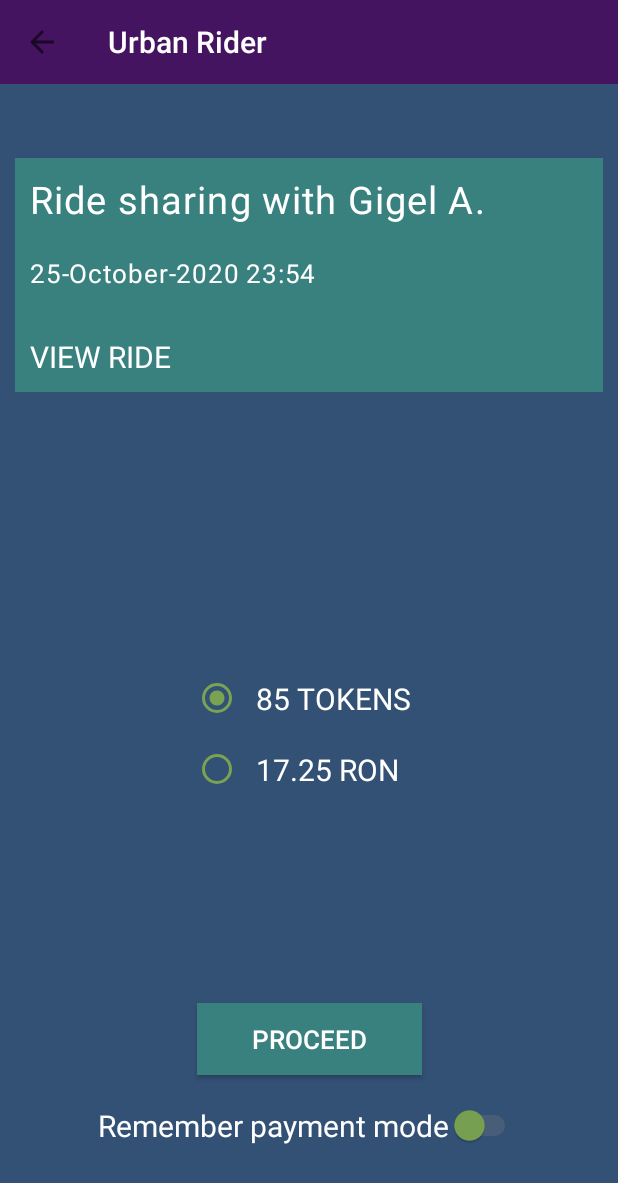
After one commit to MarcusGitAccount/ECHIPA__12__PIU__2020, an Android app: the RidePayment screen opened directly, with no data from a screen before it, on a phone screen of 412 x 824 dp. The commit adds this screen. Shown: the top 1183 px of the screen. Run offline under Robolectric (Android 15) with nearby library versions, the phone set to English and light mode, and no system bars.

Commit message:
Task 5 (#12)
Co-authored-by: Marcus Pop <mpop@monrtan.com>

```diff
--- a/UrbanRider/app/src/main/java/com/piu/urbanrider/MainActivity.kt
+++ b/UrbanRider/app/src/main/java/com/piu/urbanrider/MainActivity.kt
@@ -4,6 +4,8 @@ import androidx.appcompat.app.AppCompatActivity
 import android.os.Bundle
 
 class MainActivity : AppCompatActivity() {
+
+
     override fun onCreate(savedInstanceState: Bundle?) {
         super.onCreate(savedInstanceState)
         setContentView(R.layout.activity_login)
--- /dev/null
+++ b/UrbanRider/app/src/main/java/com/piu/urbanrider/RidePayment.kt
@@ -0,0 +1,73 @@
+package com.piu.urbanrider
+
+import android.content.Intent
+import androidx.appcompat.app.AppCompatActivity
+import android.os.Bundle
+import android.view.View
+import android.widget.Button
+import androidx.appcompat.app.ActionBarDrawerToggle
+import androidx.appcompat.widget.Toolbar
+import androidx.core.content.ContextCompat
+import androidx.drawerlayout.widget.DrawerLayout
+import androidx.recyclerview.widget.LinearLayoutManager
+import androidx.recyclerview.widget.RecyclerView
+import com.piu.urbanrider.adapters.DrawerOptionAdapter
+import com.piu.urbanrider.models.DrawerOptions
+import com.piu.urbanrider.models.MainModalData
+
+class RidePayment : AppCompatActivity() {
+
+    private lateinit var navigationDrawer: DrawerLayout
+
+    private lateinit var toolbar: Toolbar
+
+    private lateinit var toggle: ActionBarDrawerToggle
+
+    private lateinit var drawerOptionAdapter: DrawerOptionAdapter
+
+    override fun onCreate(savedInstanceState: Bundle?) {
+        super.onCreate(savedInstanceState)
+        setContentView(R.layout.activity_ride_payment)
+
+        this.navigationDrawer = findViewById(R.id.drawer_layout)
+        this.setupToolbar()
+        this.setupToggle()
+        this.setupDrawerOptions()
+
+        findViewById<Button>(R.id.ride_payment_card_details_proceed_btn).setOnClickListener() {
+            val intent = Intent(this, UserMapsActivity::class.java)
+
+            intent.putExtra(UserMapsActivity.INTENT_EXTRA_NOTIFICATION, MainModalData(
+                "Payment fulfilled", "You will receive the receipt through e-mail"))
+            ContextCompat.startActivity(this, intent, null)
+        }
+    }
+
+    fun onRadioButtonClicked(view: View) {
+
+    }
+
+    private fun setupDrawerOptions() {
+        val drawerOptionsRecyclerRef = findViewById<RecyclerView>(R.id.drawer_options_rv)
+        this.drawerOptionAdapter = DrawerOptionAdapter(this@RidePayment, DrawerOptions().getDrawerOptions())
+        drawerOptionsRecyclerRef.adapter = this.drawerOptionAdapter
+        drawerOptionsRecyclerRef.layoutManager = LinearLayoutManager(this)
+    }
+
+    private fun setupToolbar() {
+        this.toolbar = findViewById(R.id.main_toolbar)
+        setSupportActionBar(toolbar)
+        supportActionBar?.setDisplayHomeAsUpEnabled(true)
+        supportActionBar?.setHomeButtonEnabled(true)
+    }
+
+    private fun setupToggle() {
+        this.toggle = ActionBarDrawerToggle(
+            this,
+            this.navigationDrawer,
+            this.toolbar,
+            R.string.open,
+            R.string.close
+        )
+    }
+}
--- a/UrbanRider/app/src/main/java/com/piu/urbanrider/UserMapsActivity.kt
+++ b/UrbanRider/app/src/main/java/com/piu/urbanrider/UserMapsActivity.kt
@@ -1,8 +1,14 @@
 package com.piu.urbanrider
 
+import android.annotation.SuppressLint
 import androidx.appcompat.app.AppCompatActivity
 import android.os.Bundle
+import android.view.LayoutInflater
+import android.widget.Button
+import android.widget.TextView
+import android.widget.Toast
 import androidx.appcompat.app.ActionBarDrawerToggle
+import androidx.appcompat.app.AlertDialog
 import androidx.appcompat.widget.ActionBarOverlayLayout
 import androidx.appcompat.widget.Toolbar
 import androidx.core.view.isVisible
@@ -18,8 +24,13 @@ import com.google.android.gms.maps.model.LatLng
 import com.google.android.gms.maps.model.MarkerOptions
 import com.piu.urbanrider.adapters.DrawerOptionAdapter
 import com.piu.urbanrider.models.DrawerOptions
+import com.piu.urbanrider.models.MainModalData
 
 class UserMapsActivity : AppCompatActivity(), OnMapReadyCallback {
+
+    companion object {
+        const val INTENT_EXTRA_NOTIFICATION: String = "notification"
+    }
 
     private lateinit var mMap: GoogleMap
     private lateinit var navigationDrawer: DrawerLayout
@@ -39,6 +50,8 @@ class UserMapsActivity : AppCompatActivity(), OnMapReadyCallback {
         this.setupToolbar()
         this.setupToggle()
         this.setupDrawerOptions()
+
+        this.setupStartModal()
     }
 
     private fun setupDrawerOptions() {
@@ -82,4 +95,26 @@ class UserMapsActivity : AppCompatActivity(), OnMapReadyCallback {
         mMap.addMarker(MarkerOptions().position(sydney).title("Marker in Sydney"))
         mMap.moveCamera(CameraUpdateFactory.newLatLng(sydney))
     }
+
+    @SuppressLint("InflateParams")
+    fun setupStartModal() {
+        if (intent.extras != null) {
+            // if null it will return
+            val data = intent.getParcelableExtra<MainModalData>(INTENT_EXTRA_NOTIFICATION) ?: return
+            val builder = AlertDialog.Builder(this, R.style.ModalTheme)
+            val builderView = LayoutInflater.from(this).inflate(R.layout.main_modal_layout, null)
+
+            builder.setView(builderView)
+
+            val dialog = builder.create()
+
+            builderView.findViewById<TextView>(R.id.dialog_title).text = data.title
+            builderView.findViewById<TextView>(R.id.dialog_text2).text = data.content
+            builderView.findViewById<Button>(R.id.main_modal_btn_dismiss).setOnClickListener() {
+                dialog.dismiss()
+            }
+
+            dialog.show()
+        }
+    }
 }
--- a/UrbanRider/app/src/main/java/com/piu/urbanrider/adapters/NotificationAdapter.kt
+++ b/UrbanRider/app/src/main/java/com/piu/urbanrider/adapters/NotificationAdapter.kt
@@ -15,6 +15,7 @@ import androidx.core.content.ContextCompat.startActivity
 import androidx.recyclerview.widget.RecyclerView
 import com.piu.urbanrider.DrivingInterface
 import com.piu.urbanrider.R
+import com.piu.urbanrider.RidePayment
 import com.piu.urbanrider.models.Notification
 
 class NotificationAdapter(
@@ -98,6 +99,12 @@ class NotificationAdapter(
 
                 dialog.show()
             }
+            else if (data?.type?.equals(Notification.NotificationType.RIDE_PAYMENT)!!) {
+                val intent = Intent(view.context, RidePayment::class.java)
+
+                startActivity(view.context, intent, null)
+                removeNotification(data!!)
+            }
 
         }
 
--- /dev/null
+++ b/UrbanRider/app/src/main/java/com/piu/urbanrider/models/MainModalData.kt
@@ -0,0 +1,10 @@
+package com.piu.urbanrider.models
+
+import android.os.Parcelable
+import kotlinx.android.parcel.Parcelize
+
+@Parcelize
+data class MainModalData(
+    var title: String? = "Notification",
+    var content: String? = ""): Parcelable {
+}
--- a/UrbanRider/app/src/main/java/com/piu/urbanrider/models/Notification.kt
+++ b/UrbanRider/app/src/main/java/com/piu/urbanrider/models/Notification.kt
@@ -5,6 +5,7 @@ class Notification (var id:Int, var title:String, var infos:String, var icon: In
     enum class NotificationType {
         NEW_RIDE_REQUEST,
         RIDE_FINISHED,
+        RIDE_PAYMENT
     }
 
 }
--- a/UrbanRider/app/src/main/java/com/piu/urbanrider/models/Notifications.kt
+++ b/UrbanRider/app/src/main/java/com/piu/urbanrider/models/Notifications.kt
@@ -39,6 +39,16 @@ class Notifications {
                 Notification.NotificationType.NEW_RIDE_REQUEST
             )
         )
+        list.add(
+            Notification(
+                4,
+                "Ride payment needed",
+                "Sed ut perspiciatis, unde omnis iste natus error sit voluptatem accusantium dolorem..",
+                R.drawable.ic_option_baseline_star_border_24,
+                Notification.NotificationType.RIDE_PAYMENT
+            )
+        )
+
         return list
     }
     fun getNotifications():ArrayList<Notification>{
--- /dev/null
+++ b/UrbanRider/app/src/main/res/layout/activity_ride_payment.xml
@@ -0,0 +1,230 @@
+<?xml version="1.0" encoding="utf-8"?>
+<androidx.constraintlayout.widget.ConstraintLayout xmlns:android="http://schemas.android.com/apk/res/android"
+    xmlns:app="http://schemas.android.com/apk/res-auto"
+    xmlns:tools="http://schemas.android.com/tools"
+    android:layout_width="match_parent"
+    android:layout_height="match_parent"
+    android:background="@color/urbanDarkBlue"
+    tools:context=".RidePayment">
+
+    <include
+        android:id="@+id/toolbar"
+        layout="@layout/main_toolbar"/>
+
+    <androidx.drawerlayout.widget.DrawerLayout
+        android:id="@+id/drawer_layout"
+        android:layout_width="match_parent"
+        android:layout_height="match_parent"
+        android:layout_marginTop="@dimen/toolbar_height"
+        tools:openDrawer="start">
+
+        <androidx.constraintlayout.widget.ConstraintLayout
+            android:layout_width="match_parent"
+            android:layout_height="wrap_content"
+            android:orientation="vertical">
+
+            <LinearLayout
+                android:id="@+id/ride_payment_card_details"
+                android:layout_marginTop="50dp"
+                android:layout_marginHorizontal="10dp"
+                app:layout_constraintTop_toTopOf="parent"
+                android:orientation="vertical"
+                android:layout_width="match_parent"
+                android:background="@color/urbanDarkGreen"
+                android:padding="10dp"
+                android:layout_height="wrap_content">
+
+                <TextView
+                    android:id="@+id/ride_payment_card_ride_title"
+                    android:layout_width="wrap_content"
+                    android:layout_height="wrap_content"
+                    android:text="Ride sharing with Gigel A."
+                    android:textColor="@color/white"
+                    android:textSize="25sp"
+                    android:letterSpacing="0.03"
+                    />
+
+                <TextView
+                    android:id="@+id/ride_payment_card_ride_timestamp"
+                    android:layout_marginTop="20dp"
+                    android:layout_width="wrap_content"
+                    android:layout_height="wrap_content"
+                    android:text="25-October-2020 23:54"
+                    android:textColor="@color/white"
+                    android:textSize="17sp"
+                    android:letterSpacing="0.03"
+                    />
+
+                <TextView
+                    android:id="@+id/ride_payment_card_ride_view_btn"
+                    android:layout_width="wrap_content"
+                    android:layout_height="wrap_content"
+                    android:layout_marginTop="30dp"
+                    android:padding="0dp"
+                    android:text="VIEW RIDE"
+                    android:clickable="true"
+                    android:textColor="@color/white"
+                    android:textSize="20sp"
+
+                    />
+
+            </LinearLayout>
+
+            <RadioGroup
+                app:layout_constraintTop_toBottomOf="@id/ride_payment_card_details"
+                app:layout_constraintBottom_toBottomOf="@id/ride_payment_card_details_proceed_btn"
+                app:layout_constraintLeft_toLeftOf="parent"
+                app:layout_constraintRight_toRightOf="parent"
+                android:layout_width="wrap_content"
+                android:layout_height="wrap_content"
+                android:orientation="vertical">
+
+                <RadioButton
+                    android:id="@+id/ride_payment_card_details_checkbox_tokens"
+                    android:layout_width="wrap_content"
+                    android:layout_height="wrap_content"
+                    android:text="85 TOKENS"
+                    android:textSize="20sp"
+                    android:padding="10dp"
+                    android:textColor="@color/white"
+                    android:buttonTint="@color/urbanLightGreen"
+                    android:checked="true"
+                    android:onClick="onRadioButtonClicked"/>
+        <!--
+                    android:drawableLeft="Use this for icons"
+        -->
+                <RadioButton
+                    android:id="@+id/ride_payment_card_details_checkbox_card"
+                    android:layout_width="wrap_content"
+                    android:layout_height="wrap_content"
+                    android:text="17.25 RON"
+                    android:textSize="20sp"
+                    android:padding="10dp"
+                    android:textColor="@color/white"
+                    android:buttonTint="@color/urbanLightGreen"
+                    android:onClick="onRadioButtonClicked"/>
+            </RadioGroup>
+
+            <Button
+                android:id="@+id/ride_payment_card_details_proceed_btn"
+                app:layout_constraintEnd_toEndOf="parent"
+                app:layout_constraintStart_toStartOf="parent"
+                app:layout_constraintBottom_toTopOf="@id/ride_payment_card_details_switch"
+                android:layout_width="wrap_content"
+                android:layout_height="wrap_content"
+                android:layout_marginBottom="10dp"
+                android:text="PROCEED"
+                android:textColor="@color/white"
+                android:textSize="17sp"
+                android:minWidth="150dp"
+                android:background="@color/urbanDarkGreen"
+                />
+
+            <Switch
+                android:id="@+id/ride_payment_card_details_switch"
+                android:layout_width="wrap_content"
+                android:layout_height="wrap_content"
+                android:text="Remember payment mode"
+                android:gravity="center"
+                android:textSize="20sp"
+                android:padding="10dp"
+                android:textColor="@color/white"
+                app:layout_constraintEnd_toEndOf="parent"
+                app:layout_constraintStart_toStartOf="parent"
+                app:layout_constraintBottom_toBottomOf="parent"
+                android:thumbTint="@color/urbanLightGreen"
+                android:trackTint="@color/grey"
+                android:checked="false"
+                android:layout_marginBottom="50dp"
+                tools:ignore="UseSwitchCompatOrMaterialXml" />
+
+        </androidx.constraintlayout.widget.ConstraintLayout>
+
+        <com.google.android.material.navigation.NavigationView
+            android:layout_width="match_parent"
+            android:layout_height="match_parent"
+            android:layout_gravity="start"
+            android:fitsSystemWindows="true">
+
+            <androidx.constraintlayout.widget.ConstraintLayout
+                android:layout_width="match_parent"
+                android:layout_height="match_parent"
+                android:orientation="vertical">
+
+                <androidx.constraintlayout.widget.ConstraintLayout
+                    android:id="@+id/main_nav_drawer_header"
+                    android:layout_width="match_parent"
+                    android:layout_height="0dp"
+                    android:background="@color/urbanDarkGreen"
+                    android:orientation="vertical"
+                    app:layout_constraintHeight_percent="0.25"
+                    app:layout_constraintTop_toTopOf="parent">
+
+                    <ImageView
+                        android:id="@+id/main_nav_drawer_profile_pic"
+                        android:layout_width="100dp"
+                        android:layout_height="100dp"
+                        android:layout_marginStart="25dp"
+                        android:src="@mipmap/ic_profile_pic_round"
+                        app:layout_constraintBottom_toBottomOf="parent"
+                        app:layout_constraintLeft_toLeftOf="parent"
+                        app:layout_constraintTop_toTopOf="parent" />
+
+                    <androidx.constraintlayout.widget.ConstraintLayout
+                        android:layout_width="wrap_content"
+                        android:layout_height="wrap_content"
+                        app:layout_constraintBottom_toBottomOf="parent"
+                        app:layout_constraintEnd_toEndOf="parent"
+                        app:layout_constraintStart_toEndOf="@id/main_nav_drawer_profile_pic"
+                        app:layout_constraintTop_toTopOf="parent">
+
+                        <TextView
+                            android:id="@+id/main_nav_drawer_name"
+                            android:layout_width="wrap_content"
+                            android:layout_height="wrap_content"
+                            android:text="@string/ion_ionescu"
+                            android:textColor="@color/white"
+                            android:textSize="24sp"
+                            app:layout_constraintEnd_toEndOf="parent"
+                            app:layout_constraintLeft_toLeftOf="parent"
+                            app:layout_constraintTop_toTopOf="parent" />
+
+                        <Button
+                            android:layout_width="wrap_content"
+                            android:layout_height="20dp"
+                            android:background="@color/urbanViolet"
+                            android:text="Driver mode"
+                            android:textColor="@color/white"
+                            android:textSize="12sp"
+                            app:layout_constraintEnd_toEndOf="@id/main_nav_drawer_name"
+                            app:layout_constraintStart_toStartOf="@id/main_nav_drawer_name"
+                            app:layout_constraintTop_toBottomOf="@id/main_nav_drawer_name" />
+
+                    </androidx.constraintlayout.widget.ConstraintLayout>
+
+                </androidx.constraintlayout.widget.ConstraintLayout>
+
+                <LinearLayout
+                    android:id="@+id/main_nav_drawer_body"
+                    android:layout_width="match_parent"
+                    android:layout_height="0dp"
+                    android:background="@color/urbanDarkBlue"
+                    android:orientation="vertical"
+                    app:layout_constraintBottom_toBottomOf="parent"
+                    app:layout_constraintHeight_percent="0.75"
+                    app:layout_constraintTop_toBottomOf="@id/main_nav_drawer_header">
+
+                    <androidx.recyclerview.widget.RecyclerView
+                        android:id="@+id/drawer_options_rv"
+                        android:layout_width="match_parent"
+                        android:layout_height="match_parent" />
+
+                </LinearLayout>
+
+            </androidx.constraintlayout.widget.ConstraintLayout>
+
+        </com.google.android.material.navigation.NavigationView>
+
+    </androidx.drawerlayout.widget.DrawerLayout>
+
+</androidx.constraintlayout.widget.ConstraintLayout>
--- /dev/null
+++ b/UrbanRider/app/src/main/res/layout/main_modal_layout.xml
@@ -0,0 +1,55 @@
+<?xml version="1.0" encoding="utf-8"?>
+<LinearLayout xmlns:android="http://schemas.android.com/apk/res/android"
+    android:layout_width="match_parent"
+    android:layout_height="match_parent"
+    android:orientation="vertical"
+    android:background="@color/urbanDarkGreen"
+    android:padding="5dp">
+
+    <TextView
+        android:id="@+id/dialog_title"
+        android:layout_width="wrap_content"
+        android:layout_height="wrap_content"
+        android:layout_gravity="left"
+        android:layout_margin="5dp"
+        android:text="Dialog title"
+        android:textSize="20sp"
+        android:textStyle="normal"
+        android:letterSpacing="0.09"
+        android:textColor="@color/white"
+        />
+
+    <View
+        android:layout_margin="5dp"
+        android:layout_width="match_parent"
+        android:layout_height= "1dp"
+        android:background="@color/urbanLightGreen" />
+
+    <TextView
+        android:id="@+id/dialog_text2"
+        android:layout_width="wrap_content"
+        android:layout_height="wrap_content"
+        android:layout_gravity="left"
+        android:layout_marginLeft="5dp"
+        android:layout_marginTop="15dp"
+        android:text="Dialog text 2"
+        android:textSize="15sp"
+        android:textColor="@color/white"
+        />
+
+
+    <Button
+        android:paddingLeft="20dp"
+        android:paddingRight="20dp"
+        android:id="@+id/main_modal_btn_dismiss"
+        android:layout_width="wrap_content"
+        android:layout_height="wrap_content"
+        android:layout_marginLeft="5dp"
+        android:layout_marginTop="30dp"
+        android:background="@color/urbanLightGreen"
+        android:text="DISMISS"
+        android:textColor="@android:color/white" />
+
+
+
+</LinearLayout>
```
Also changed, not shown: UrbanRider/app/src/main/AndroidManifest.xml (+4 -5 lines).
